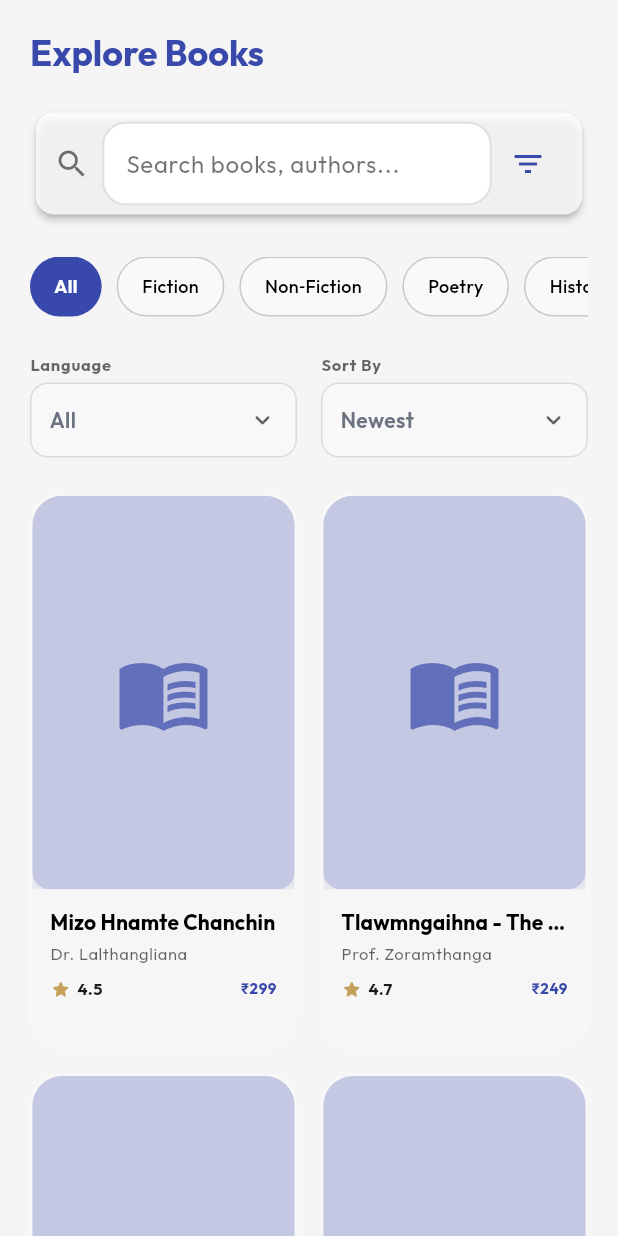
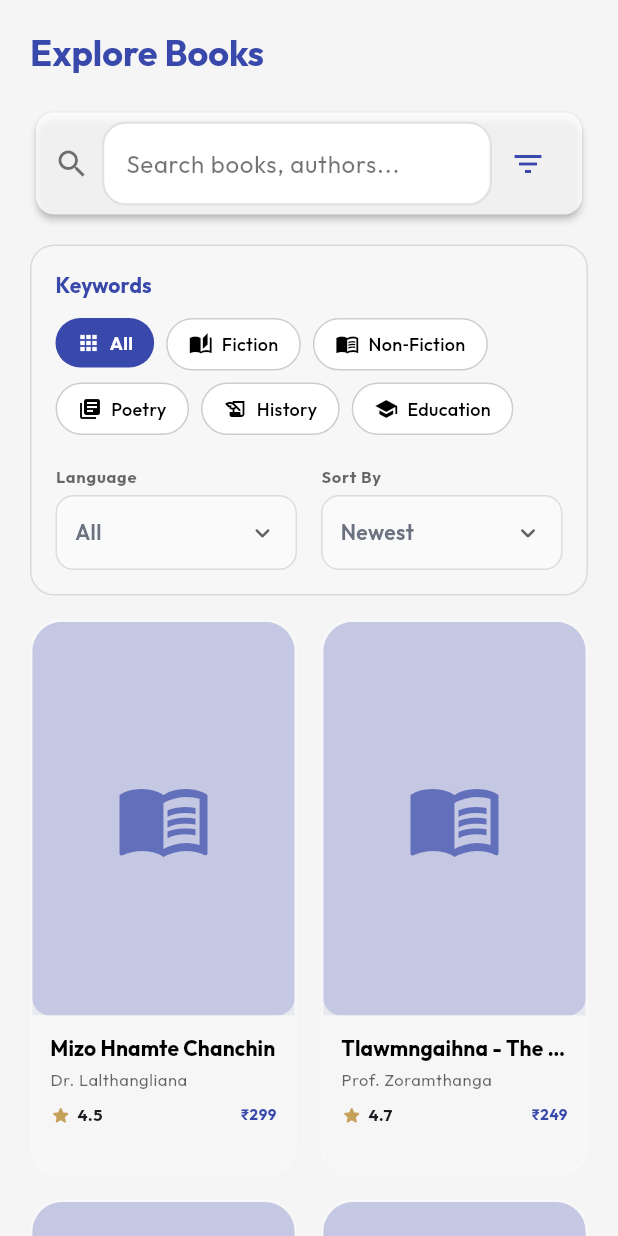
Before and after one commit to riss-pee/zobooks, a Flutter app: the SearchPage widget shown alone on an empty page, opened directly, after a tap on the "filter list" icon, on a phone screen of 412 x 824 dp. Run offline on Flutter 3.47's test engine with Material 3 defaults, Android fonts, the phone set to English and light mode, and no system bars; our stand-ins replace dio, flutter_secure_storage, get, google_fonts, logger, shared_preferences and 1 more; accounts and stored records are empty; network calls fail; statements that could not run were skipped.

Commit message:
feat: updated search page filters to use animated expandable container

```diff
--- a/digibuks/lib/presentation/views/home/search_page.dart
+++ b/digibuks/lib/presentation/views/home/search_page.dart
@@ -17,6 +17,7 @@ class _SearchPageState extends State<SearchPage> {
   String _selectedCategory = 'All';
   String _selectedLanguage = 'All';
   String _sortBy = 'Newest';
+  bool _isFilterExpanded = false;
 
   final List<Map<String, dynamic>> _categories = [
     {'label': 'All', 'icon': Icons.apps},
@@ -64,61 +65,25 @@ class _SearchPageState extends State<SearchPage> {
             // 1. Search Bar
             AppSearchBar(
               controller: _searchController,
-              onFilter:
-                  () {}, // Filter logic can be integrated or simplified here
-            ),
-            const SizedBox(height: 24),
-
-            // 2. Keywords (Categories)
-            SizedBox(
-              height: 40,
-              child: ListView.separated(
-                scrollDirection: Axis.horizontal,
-                itemCount: _categories.length,
-                separatorBuilder: (_, __) => const SizedBox(width: 10),
-                itemBuilder: (context, index) {
-                  final cat = _categories[index];
-                  final isSelected = _selectedCategory == cat['label'];
-                  return _buildCategoryChip(cat, isSelected, bookController);
+              onFilter: () {
+                setState(() {
+                  _isFilterExpanded = !_isFilterExpanded;
+                });
               },
             ),
+            const SizedBox(height: 16),
+
+            // 2. Expandable Filter Section
+            AnimatedSize(
+              duration: const Duration(milliseconds: 300),
+              curve: Curves.easeInOut,
+              child: _isFilterExpanded
+                  ? _buildFilterSection(bookController)
+                  : const SizedBox.shrink(),
             ),
-            const SizedBox(height: 24),
+            if (_isFilterExpanded) const SizedBox(height: 16),
 
-            // 3. Dropdown Buttons
-            Row(
-              children: [
-                Expanded(
-                  child: _buildDropdown(
-                    label: 'Language',
-                    value: _selectedLanguage,
-                    items: ['All', 'English', 'Mizo'],
-                    onChanged: (val) {
-                      setState(() => _selectedLanguage = val!);
-                      bookController.filterByLanguage(val == 'All' ? '' : val!);
-                    },
-                  ),
-                ),
-                const SizedBox(width: 16),
-                Expanded(
-                  child: _buildDropdown(
-                    label: 'Sort By',
-                    value: _sortBy,
-                    items: [
-                      'Newest',
-                      'Oldest',
-                      'Price: Low to High',
-                      'Price: High to Low'
-                    ],
-                    onChanged: (val) {
-                      setState(() => _sortBy = val!);
-                      // Add sort logic if controller supports it
-                    },
-                  ),
-                ),
-              ],
-            ),
-            const SizedBox(height: 24),
+
 
             // 4. Book Cards (Results)
             Expanded(
@@ -152,38 +117,114 @@ class _SearchPageState extends State<SearchPage> {
     );
   }
 
-  Widget _buildCategoryChip(
-      Map<String, dynamic> cat, bool isSelected, BookController controller) {
+  Widget _buildFilterSection(BookController bookController) {
+    return Container(
+      padding: const EdgeInsets.all(16.0),
+      decoration: BoxDecoration(
+        color: Theme.of(context).colorScheme.surfaceContainerHighest.withAlpha(50),
+        borderRadius: BorderRadius.circular(16),
+        border: Border.all(color: Theme.of(context).dividerColor.withAlpha(30)),
+      ),
+      child: Column(
+        crossAxisAlignment: CrossAxisAlignment.start,
+        children: [
+          Text(
+            'Keywords',
+            style: Theme.of(context).textTheme.titleSmall?.copyWith(
+                  fontWeight: FontWeight.bold,
+                  color: Theme.of(context).colorScheme.primary,
+                ),
+          ),
+          const SizedBox(height: 12),
+          Wrap(
+            spacing: 8,
+            runSpacing: 8,
+            children: _categories.map((cat) {
+              final isSelected = _selectedCategory == cat['label'];
               return GestureDetector(
                 onTap: () {
-        setState(() => _selectedCategory = cat['label']);
-        controller.filterByGenre(cat['label'] == 'All' ? '' : cat['label']);
+                  setState(() {
+                    _selectedCategory = cat['label'];
+                  });
+                  bookController.filterByGenre(
+                      cat['label'] == 'All' ? '' : cat['label']);
+                  // We do not close the entire popdown here to allow modifying language/sort
                 },
                 child: Container(
-        padding: const EdgeInsets.symmetric(horizontal: 16),
-        alignment: Alignment.center,
+                  padding:
+                      const EdgeInsets.symmetric(horizontal: 14, vertical: 8),
                   decoration: BoxDecoration(
                     color: isSelected
                         ? Theme.of(context).colorScheme.primary
-              : Theme.of(context)
-                  .colorScheme
-                  .surfaceContainerHighest
-                  .withAlpha(100),
+                        : Theme.of(context).colorScheme.surface,
                     borderRadius: BorderRadius.circular(20),
                     border: isSelected
                         ? null
-              : Border.all(color: Theme.of(context).dividerColor.withAlpha(50)),
+                        : Border.all(
+                            color: Theme.of(context).dividerColor.withAlpha(50)),
                   ),
-        child: Text(
+                  child: Row(
+                    mainAxisSize: MainAxisSize.min,
+                    children: [
+                      Icon(
+                        cat['icon'] as IconData,
+                        size: 16,
+                        color: isSelected
+                            ? Colors.white
+                            : Theme.of(context).colorScheme.onSurface,
+                      ),
+                      const SizedBox(width: 6),
+                      Text(
                         cat['label'],
                         style: TextStyle(
                           color: isSelected
                               ? Colors.white
                               : Theme.of(context).colorScheme.onSurface,
-            fontWeight: isSelected ? FontWeight.bold : FontWeight.w500,
+                          fontWeight:
+                              isSelected ? FontWeight.bold : FontWeight.w500,
                           fontSize: 12,
                         ),
                       ),
+                    ],
+                  ),
+                ),
+              );
+            }).toList(),
+          ),
+          const SizedBox(height: 20),
+          Row(
+            children: [
+              Expanded(
+                child: _buildDropdown(
+                  label: 'Language',
+                  value: _selectedLanguage,
+                  items: ['All', 'English', 'Mizo'],
+                  onChanged: (val) {
+                    setState(() => _selectedLanguage = val!);
+                    bookController.filterByLanguage(val == 'All' ? '' : val!);
+                  },
+                ),
+              ),
+              const SizedBox(width: 16),
+              Expanded(
+                child: _buildDropdown(
+                  label: 'Sort By',
+                  value: _sortBy,
+                  items: [
+                    'Newest',
+                    'Oldest',
+                    'Price: Low to High',
+                    'Price: High to Low'
+                  ],
+                  onChanged: (val) {
+                    setState(() => _sortBy = val!);
+                    // Add sort logic if controller supports it
+                  },
+                ),
+              ),
+            ],
+          ),
+        ],
       ),
     );
   }
```
Also changed, not shown: 1 other file. Lines whose indentation alone changed are shown as unchanged.
